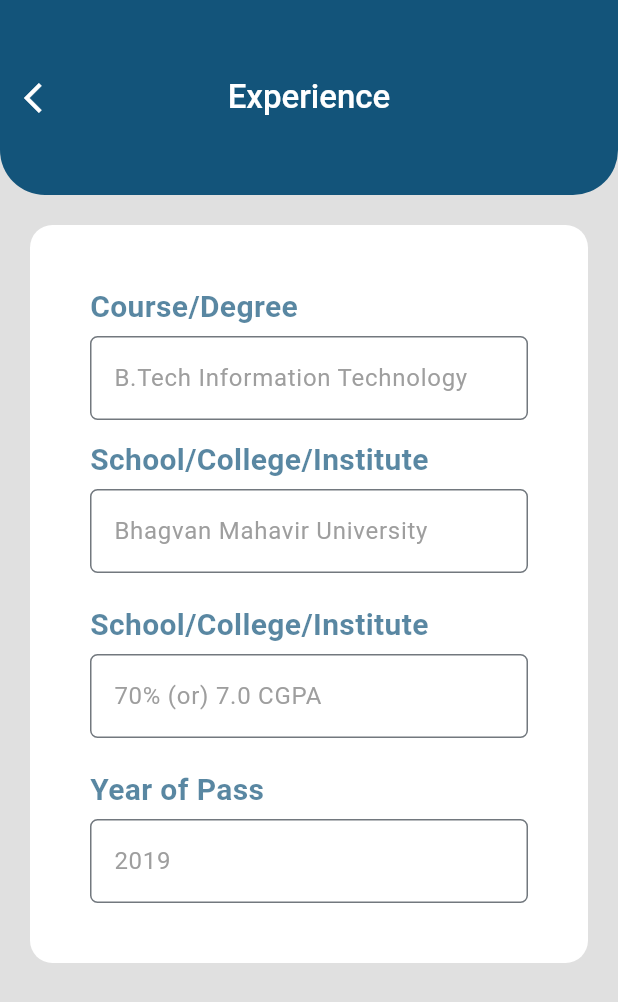
After one commit to kirtikaklotar76/resume_builder_app, a Flutter app: the experience screen opened by its route, on a phone screen of 412 x 824 dp. The commit adds this screen. Shown: the top 1002 px of the screen. Run offline on Flutter 3.47's test engine with Material 2 defaults, Android fonts, the phone set to English and light mode, and no system bars.

Commit message:
KK | 18/04/2023 | Experience page updated

```diff
--- a/lib/main.dart
+++ b/lib/main.dart
@@ -1,6 +1,7 @@
 import 'package:flutter/material.dart';
 import 'package:resume_builder_app/utils/routes_utils.dart';
 import 'package:resume_builder_app/views/screens/contact_info.dart';
+import 'package:resume_builder_app/views/screens/experience.dart';
 import 'package:resume_builder_app/views/screens/home_page.dart';
 import 'package:resume_builder_app/views/screens/personal_details.dart';
 import 'package:resume_builder_app/views/screens/resume_workspace.dart';
@@ -23,6 +24,7 @@ class MyApp extends StatelessWidget {
         MyRoutes.workspace: (context) => const resume_workspace(),
         MyRoutes.buildOptions[0].route: (context) => const contact_info(),
         MyRoutes.buildOptions[2].route: (context) => const personal_details(),
+        MyRoutes.buildOptions[4].route: (context) => const experience(),
       },
     );
   }
--- /dev/null
+++ b/lib/views/screens/experience.dart
@@ -0,0 +1,151 @@
+import 'package:flutter/material.dart';
+
+import '../../utils/theme_utils.dart';
+import '../components/Mybackicon.dart';
+
+class experience extends StatefulWidget {
+  const experience({Key? key}) : super(key: key);
+
+  @override
+  State<experience> createState() => _experienceState();
+}
+
+class _experienceState extends State<experience> {
+  @override
+  Widget build(BuildContext context) {
+    Size s = MediaQuery.of(context).size;
+    return Scaffold(
+      appBar: AppBar(
+        leading: Mybackicon(),
+        title: Text(
+          "Experience",
+          style: appBarTitleStyle,
+        ),
+        toolbarHeight: 130,
+        shape: RoundedRectangleBorder(
+          borderRadius: BorderRadius.only(
+            bottomLeft: Radius.circular(30),
+            bottomRight: Radius.circular(30),
+          ),
+        ),
+        centerTitle: true,
+        backgroundColor: Color(0xff13547A),
+      ),
+      body: Padding(
+        padding: EdgeInsets.all(20),
+        child: Container(
+          width: s.width,
+          decoration: BoxDecoration(
+              borderRadius: BorderRadius.circular(15), color: Colors.white),
+          padding: EdgeInsets.all(40),
+          child: SingleChildScrollView(
+            child: Column(
+              crossAxisAlignment: CrossAxisAlignment.start,
+              mainAxisSize: MainAxisSize.min,
+              children: [
+                Text(
+                  "Course/Degree",
+                  style: TextStyle(
+                    fontSize: 20,
+                    fontWeight: FontWeight.bold,
+                    color: Color.fromRGBO(19, 84, 122, 0.7),
+                  ),
+                ),
+                const SizedBox(
+                  height: 5,
+                ),
+                TextField(
+                  decoration: InputDecoration(
+                    border: OutlineInputBorder(
+                      borderRadius: BorderRadius.all(
+                        Radius.circular(5),
+                      ),
+                    ),
+                    hintText: 'B.Tech Information Technology',
+                    hintStyle: TextStyle(color: Colors.grey),
+                  ),
+                ),
+                const SizedBox(
+                  height: 12,
+                ),
+                Text(
+                  "School/College/Institute",
+                  style: TextStyle(
+                    fontSize: 20,
+                    fontWeight: FontWeight.bold,
+                    color: Color.fromRGBO(19, 84, 122, 0.7),
+                  ),
+                ),
+                const SizedBox(
+                  height: 5,
+                ),
+                TextFormField(
+                  decoration: InputDecoration(
+                    border: OutlineInputBorder(
+                      borderRadius: BorderRadius.all(
+                        Radius.circular(5),
+                      ),
+                    ),
+                    hintText: 'Bhagvan Mahavir University',
+                    hintStyle: TextStyle(color: Colors.grey),
+                  ),
+                ),
+                const SizedBox(
+                  height: 20,
+                ),
+                Text(
+                  "School/College/Institute",
+                  style: TextStyle(
+                    fontSize: 20,
+                    fontWeight: FontWeight.bold,
+                    color: Color.fromRGBO(19, 84, 122, 0.7),
+                  ),
+                ),
+                const SizedBox(
+                  height: 5,
+                ),
+                TextFormField(
+                  decoration: InputDecoration(
+                    border: OutlineInputBorder(
+                      borderRadius: BorderRadius.all(
+                        Radius.circular(5),
+                      ),
+                    ),
+                    hintText: '70% (or) 7.0 CGPA',
+                    hintStyle: TextStyle(color: Colors.grey),
+                  ),
+                ),
+                const SizedBox(
+                  height: 20,
+                ),
+                Text(
+                  "Year of Pass",
+                  style: TextStyle(
+                    fontSize: 20,
+                    fontWeight: FontWeight.bold,
+                    color: Color.fromRGBO(19, 84, 122, 0.7),
+                  ),
+                ),
+                const SizedBox(
+                  height: 5,
+                ),
+                TextFormField(
+                  decoration: InputDecoration(
+                    border: OutlineInputBorder(
+                      borderRadius: BorderRadius.all(
+                        Radius.circular(5),
+                      ),
+                    ),
+                    hintText: '2019',
+                    hintStyle: TextStyle(color: Colors.grey),
+                  ),
+                ),
+              ],
+            ),
+          ),
+        ),
+      ),
+      backgroundColor: Colors.grey.shade300,
+    );
+  }
+}
```
Also changed, not shown: g4.png (added), lib/views/screens/technical_skills.dart (added), pubspec.lock.
